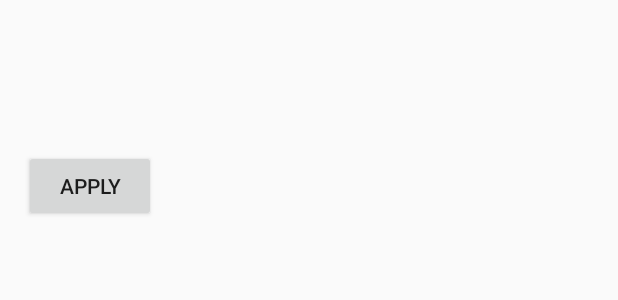
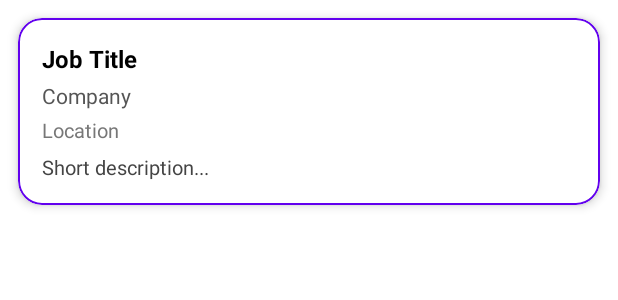
Before and after one commit to atakan682/JobTrac, an Android app built with Jetpack Compose: the layout item_job.xml on its own in the app's theme, with its tools: preview values and no code run, on a phone screen of 412 x 824 dp. Shown: the top 300 px of the screen. Run offline under Robolectric (Android 15) with nearby library versions, the phone set to English and light mode, and no system bars.

Commit message:
Implemented job card design, UI and fixed padding issues

```diff
--- a/app/build.gradle.kts
+++ b/app/build.gradle.kts
@@ -83,5 +83,5 @@ dependencies {
     implementation("androidx.lifecycle:lifecycle-viewmodel-ktx:2.7.0")
     implementation("androidx.lifecycle:lifecycle-livedata-ktx:2.7.0")
     implementation("androidx.cardview:cardview:1.0.0")
-
+    implementation ("com.google.android.material:material:1.11.0")
 }
--- a/app/src/main/java/com/example/jobtrac/model/JobResponse.kt
+++ b/app/src/main/java/com/example/jobtrac/model/JobResponse.kt
@@ -10,5 +10,7 @@ data class JobItem(
     val location: String,
     val description: String,
     val remote: Boolean,
-    val url: String
+    val url: String,
+    val salary: String? = null,        // ✅ Added
+    val status: String? = "Applied"    // ✅ Added
 )
--- a/app/src/main/res/layout/item_job.xml
+++ b/app/src/main/res/layout/item_job.xml
@@ -1,44 +1,62 @@
+<?xml version="1.0" encoding="utf-8"?>
+<com.google.android.material.card.MaterialCardView xmlns:android="http://schemas.android.com/apk/res/android"
+    xmlns:app="http://schemas.android.com/apk/res-auto"
+    android:layout_width="match_parent"
+    android:layout_height="wrap_content"
+    android:layout_margin="12dp"
+    app:cardCornerRadius="16dp"
+    app:cardElevation="4dp"
+    app:strokeWidth="1dp"
+    app:strokeColor="@color/purple_500"
+    android:backgroundTint="@android:color/white">
 
-<LinearLayout xmlns:android="http://schemas.android.com/apk/res/android"
+    <LinearLayout
         android:layout_width="match_parent"
         android:layout_height="wrap_content"
         android:orientation="vertical"
         android:padding="16dp">
 
-
         <TextView
             android:id="@+id/jobTitle"
             android:layout_width="wrap_content"
             android:layout_height="wrap_content"
+            android:text="Job Title"
+            android:textSize="16sp"
             android:textStyle="bold"
-        android:textSize="16sp" />
+            android:textColor="#000000"
+            android:maxLines="2"
+            android:ellipsize="end" />
 
         <TextView
             android:id="@+id/jobCompany"
             android:layout_width="wrap_content"
             android:layout_height="wrap_content"
-        android:textSize="14sp" />
+            android:text="Company"
+            android:textSize="14sp"
+            android:textColor="#555"
+            android:layout_marginTop="4dp"
+            android:maxLines="1"
+            android:ellipsize="end" />
 
         <TextView
             android:id="@+id/jobLocation"
             android:layout_width="wrap_content"
             android:layout_height="wrap_content"
-        android:textSize="14sp" />
+            android:text="Location"
+            android:textSize="13sp"
+            android:textColor="#777"
+            android:layout_marginTop="4dp" />
 
         <TextView
-        android:id="@+id/jobDescription"
+            android:id="@+id/jobDescriptionPreview"
             android:layout_width="match_parent"
             android:layout_height="wrap_content"
-        android:textSize="14sp"
-        android:lineSpacingExtra="4dp"
-        android:autoLink="web"
-        android:textColor="#333"
-        android:paddingTop="4dp"/>
+            android:text="Short description..."
+            android:textSize="13sp"
+            android:textColor="#444"
+            android:maxLines="2"
+            android:ellipsize="end"
+            android:layout_marginTop="6dp" />
 
-
-    <Button
-        android:id="@+id/applyButton"
-        android:layout_width="wrap_content"
-        android:layout_height="wrap_content"
-        android:text="Apply" />
     </LinearLayout>
+</com.google.android.material.card.MaterialCardView>
--- a/app/src/main/res/values/colors.xml
+++ b/app/src/main/res/values/colors.xml
@@ -1,10 +1,13 @@
 <?xml version="1.0" encoding="utf-8"?>
 <resources>
-    <color name="purple_200">#FFBB86FC</color>
     <color name="purple_500">#FF6200EE</color>
-    <color name="purple_700">#FF3700B3</color>
-    <color name="teal_200">#FF03DAC5</color>
     <color name="teal_700">#FF018786</color>
-    <color name="black">#FF000000</color>
     <color name="white">#FFFFFFFF</color>
+    <color name="purple_200">#BB86FC</color>
+    <color name="purple_700">#3700B3</color>
+    <color name="teal_200">#03DAC5</color>
+    <color name="black">#000000</color>
+    <color name="red">#F44336</color>
+    <color name="blue">#2196F3</color> <!-- optional, for interview status -->
+
 </resources>
--- a/app/src/main/res/values/themes.xml
+++ b/app/src/main/res/values/themes.xml
@@ -1,6 +1,6 @@
 <?xml version="1.0" encoding="utf-8"?>
 <resources xmlns:tools="http://schemas.android.com/tools">
-    <style name="Theme.JobTrac" parent="Theme.AppCompat.Light.NoActionBar">
+    <style name="Theme.JobTrac" parent="Theme.MaterialComponents.DayNight.DarkActionBar">
         <!-- Customize your theme here. -->
         <item name="colorPrimary">@color/purple_500</item>
         <item name="colorPrimaryDark">@color/purple_700</item>
```
Also changed, not shown: app/src/main/java/com/example/jobtrac/MainActivity.kt (+9 -8 lines), app/src/main/java/com/example/jobtrac/ui/JobAdapter.kt (+34 -16 lines). Lines whose indentation alone changed are shown as unchanged.
